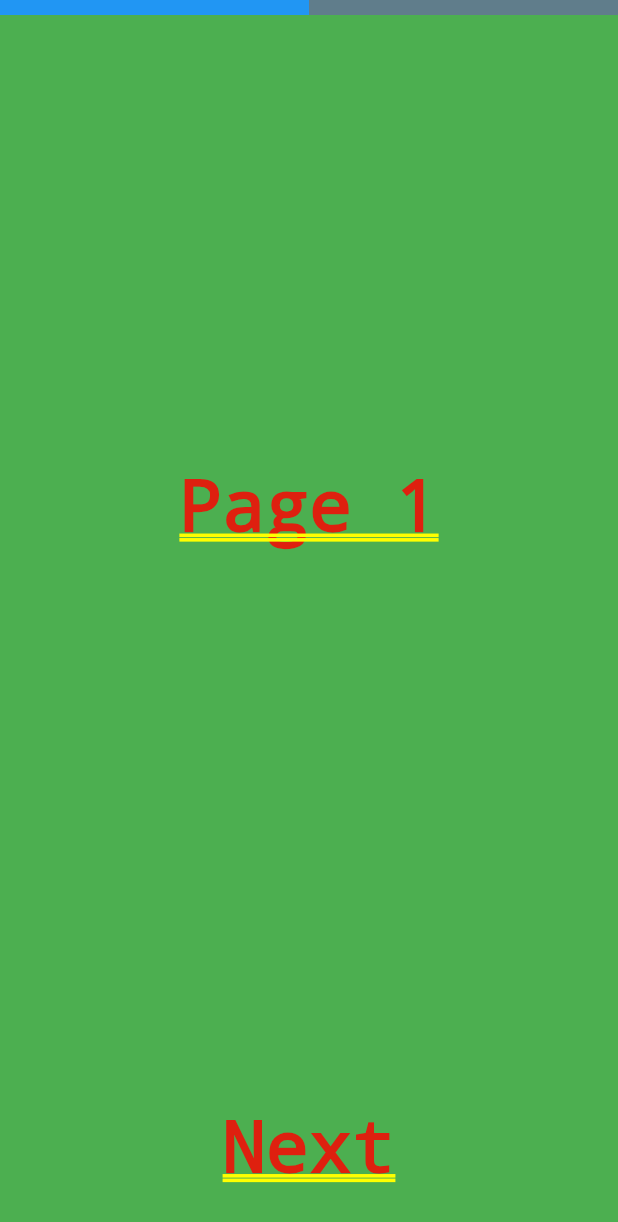
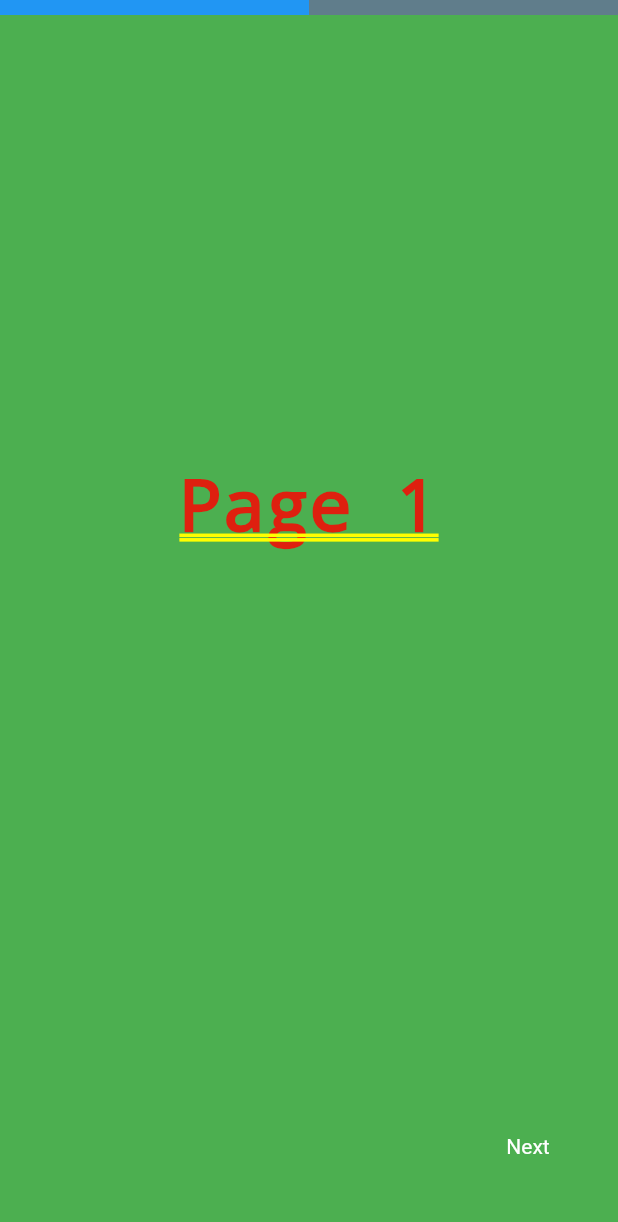
Before and after one commit to surenyonjan/page_forms, a Flutter app: the screen it shows after launch, on a phone screen of 412 x 824 dp. Shown: the top 1222 px of the screen. Run offline on Flutter 3.47's test engine with Material 2 defaults, Android fonts, the phone set to English and light mode, and no system bars.

Commit message:
footer back and next action buttons based on page index
show only next button if just start of page
show only back button if end of page
else show both buttons

```diff
--- a/lib/page_forms.dart
+++ b/lib/page_forms.dart
@@ -185,6 +185,47 @@ class _PageControllersState extends State<_PageControllers> with SingleTickerPro
           pageProgress: pageProgress.value,
         ),
         children: List.generate(pages.length, (int pageIndex) {
+          final bool shouldShowNextButton = pageIndex < pages.length - 1;
+          final bool shouldShowBackButton = pageIndex > 0;
+
+          List<Widget> footerActions = [];
+
+          if (shouldShowBackButton) {
+            footerActions.add(GestureDetector(
+              child: Container(
+                width: 120.0,
+                height: 120.0,
+                child: Center(
+                  child: Text(
+                    'Back',
+                    style: _kThemeData.textTheme.button,
+                  ),
+                ),
+              ),
+              onTapUp: (_) {
+                pageProgress.animateTo((pageIndex - 1).toDouble());
+              },
+            ));
+          }
+
+          if (shouldShowNextButton) {
+            footerActions.add(GestureDetector(
+              child: Container(
+                width: 120.0,
+                height: 120.0,
+                child: Center(
+                  child: Text(
+                    'Next',
+                    style: _kThemeData.textTheme.button,
+                  ),
+                ),
+              ),
+              onTapUp: (_) {
+                pageProgress.animateTo((pageIndex + 1).toDouble());
+              },
+            ));
+          }
+
           return LayoutId(
             id: 'page$pageIndex',
             child: Container(
@@ -204,15 +245,14 @@ class _PageControllersState extends State<_PageControllers> with SingleTickerPro
                     ),
                   ),
                   Container(
-                    height: 120.0,
-                    child: GestureDetector(
-                      child: Center(
-                        child: Text('Next'),
-                      ),
-                      onTapUp: (_) {
-                        pageProgress.animateTo((pageIndex + 1).toDouble());
-                      },
-                    )
+                    child: Row(
+                      mainAxisAlignment: !shouldShowBackButton
+                        ? MainAxisAlignment.end
+                        : !shouldShowNextButton
+                            ? MainAxisAlignment.start
+                            : MainAxisAlignment.spaceBetween,
+                      children: footerActions,
+                    ),
                   )
                 ],
               ),
```
